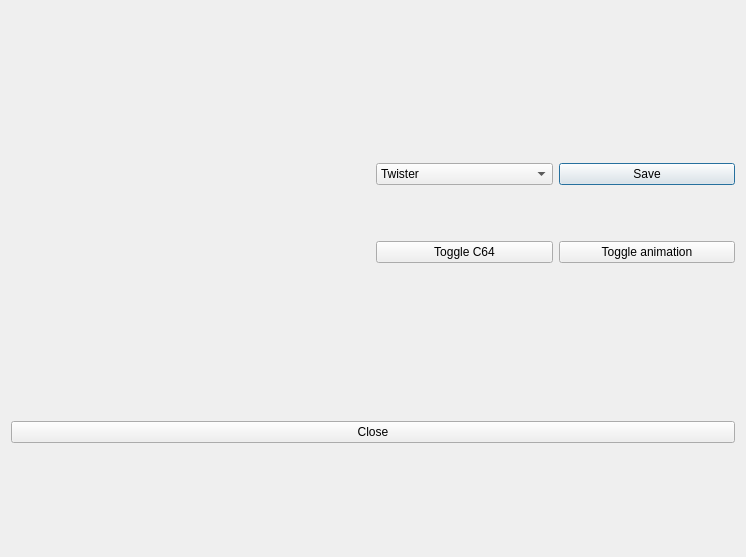
leuat/TRSE, file source/dialogeffects.ui: the form before one commit.
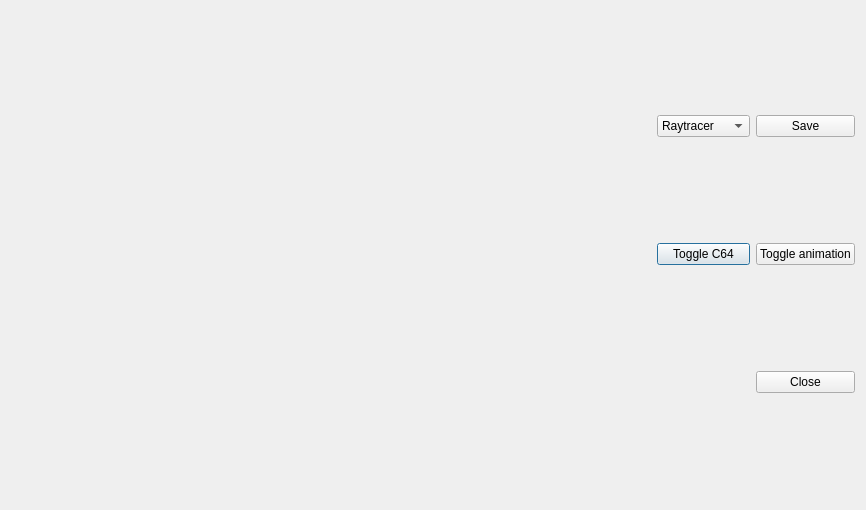
The form after the commit.

Commit message: Raytracer. Yeah.

The edit to the form file:
```diff
--- a/source/dialogeffects.ui
+++ b/source/dialogeffects.ui
@@ -6,27 +6,33 @@
    <rect>
     <x>0</x>
     <y>0</y>
-    <width>746</width>
-    <height>557</height>
+    <width>866</width>
+    <height>510</height>
    </rect>
   </property>
   <property name="windowTitle">
    <string>Dialog</string>
   </property>
-  <layout class="QGridLayout" name="gridLayout_2">
-   <item row="0" column="0">
-    <layout class="QVBoxLayout" name="verticalLayout">
+  <layout class="QVBoxLayout" name="verticalLayout_2">
+   <item>
+    <layout class="QVBoxLayout" name="verticalLayout" stretch="1,5">
      <item>
       <layout class="QGridLayout" name="glParams"/>
      </item>
      <item>
-      <layout class="QHBoxLayout" name="horizontalLayout_2">
+      <layout class="QHBoxLayout" name="horizontalLayout_2" stretch="2,1">
        <item>
         <widget class="QLabel" name="lblImage">
          <property name="minimumSize">
           <size>
-           <width>320</width>
-           <height>200</height>
+           <width>640</width>
+           <height>480</height>
+          </size>
+         </property>
+         <property name="maximumSize">
+          <size>
+           <width>800</width>
+           <height>600</height>
           </size>
          </property>
          <property name="text">
@@ -41,6 +47,11 @@
         <layout class="QGridLayout" name="gridLayout">
          <item row="0" column="0">
           <widget class="QComboBox" name="comboBox">
+           <item>
+            <property name="text">
+             <string>Raytracer</string>
+            </property>
+           </item>
            <item>
             <property name="text">
              <string>Twister</string>
@@ -48,13 +59,6 @@
            </item>
           </widget>
          </item>
-         <item row="0" column="1">
-          <widget class="QPushButton" name="btnSave">
-           <property name="text">
-            <string>Save</string>
-           </property>
-          </widget>
-         </item>
          <item row="1" column="0">
           <widget class="QPushButton" name="btnToggleC64">
            <property name="text">
@@ -62,6 +66,13 @@
            </property>
           </widget>
          </item>
+         <item row="0" column="1">
+          <widget class="QPushButton" name="btnSave">
+           <property name="text">
+            <string>Save</string>
+           </property>
+          </widget>
+         </item>
          <item row="1" column="1">
           <widget class="QPushButton" name="btnToggleAnim">
            <property name="text">
@@ -69,19 +80,26 @@
            </property>
           </widget>
          </item>
+         <item row="2" column="1">
+          <widget class="QPushButton" name="pushButton">
+           <property name="text">
+            <string>Close</string>
+           </property>
+          </widget>
+         </item>
+         <item row="2" column="0">
+          <widget class="QLabel" name="lblTime">
+           <property name="text">
+            <string/>
+           </property>
+          </widget>
+         </item>
         </layout>
        </item>
       </layout>
      </item>
     </layout>
    </item>
-   <item row="1" column="0">
-    <widget class="QPushButton" name="pushButton">
-     <property name="text">
-      <string>Close</string>
-     </property>
-    </widget>
-   </item>
   </layout>
  </widget>
  <resources/>
```
The commit also changes 21 other files.
